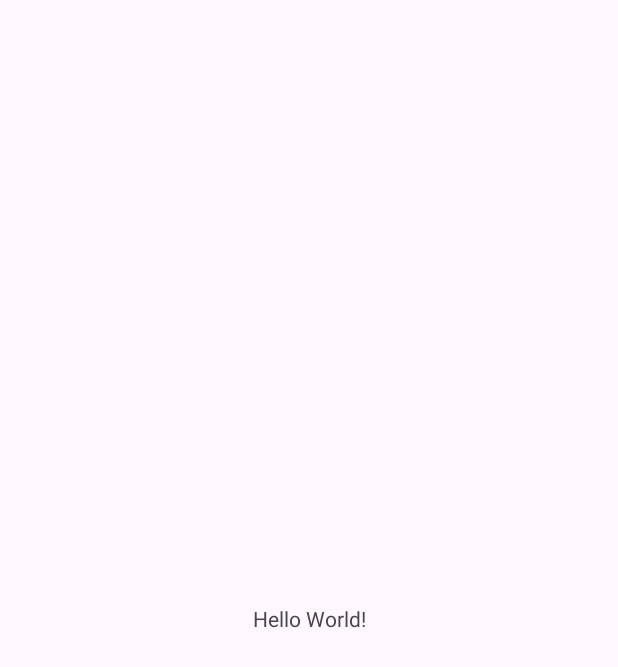
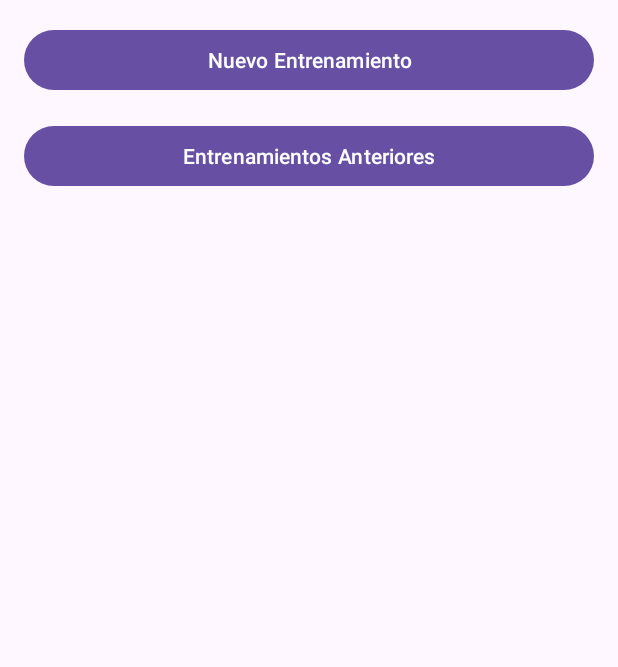
Before and after one commit to BorjaRBEST/Practica3PMM, an Android app: the screen it shows after launch (MainActivity), on a phone screen of 412 x 824 dp. Before the commit the part shown is almost empty. Shown: the top 667 px of the screen. Run offline under Robolectric (Android 15) with nearby library versions, the phone set to English and light mode, and no system bars.

Commit message:
Cambios proyecto tarde 18/11

```diff
--- a/app/build.gradle.kts
+++ b/app/build.gradle.kts
@@ -4,12 +4,12 @@ plugins {
 
 android {
     namespace = "com.example.practica3pmm"
-    compileSdk = 33
+    compileSdk = 34
 
     defaultConfig {
         applicationId = "com.example.practica3pmm"
         minSdk = 28
-        targetSdk = 33
+        targetSdk = 34
         versionCode = 1
         versionName = "1.0"
 
--- a/app/src/main/java/com/example/practica3pmm/MainActivity.java
+++ b/app/src/main/java/com/example/practica3pmm/MainActivity.java
@@ -1,8 +1,10 @@
 package com.example.practica3pmm;
 
+import android.content.Intent;
+import android.os.Bundle;
 import androidx.appcompat.app.AppCompatActivity;
-
-import android.os.Bundle;
+import android.view.View;
+import android.widget.Button;
 
 public class MainActivity extends AppCompatActivity {
 
@@ -10,5 +12,25 @@ public class MainActivity extends AppCompatActivity {
     protected void onCreate(Bundle savedInstanceState) {
         super.onCreate(savedInstanceState);
         setContentView(R.layout.activity_main);
+
+        Button btnNuevoEntrenamiento = findViewById(R.id.btnNuevoEntrenamiento);
+        Button btnEntrenamientosAnteriores = findViewById(R.id.btnEntrenamientosAnteriores);
+
+        btnNuevoEntrenamiento.setOnClickListener(new View.OnClickListener() {
+            @Override
+            public void onClick(View view) {
+                Intent intent;
+                intent = new Intent(MainActivity.this, NuevoEntrenamientoActivity.class);
+                startActivity(intent);
+            }
+        });
+
+        btnEntrenamientosAnteriores.setOnClickListener(new View.OnClickListener() {
+            @Override
+            public void onClick(View view) {
+                Intent intent = new Intent(MainActivity.this, EntrenamientosAnterioresActivity.class);
+                startActivity(intent);
+            }
+        });
     }
 }
--- a/app/src/main/res/layout/activity_main.xml
+++ b/app/src/main/res/layout/activity_main.xml
@@ -1,18 +1,21 @@
 <?xml version="1.0" encoding="utf-8"?>
-<androidx.constraintlayout.widget.ConstraintLayout xmlns:android="http://schemas.android.com/apk/res/android"
-    xmlns:app="http://schemas.android.com/apk/res-auto"
-    xmlns:tools="http://schemas.android.com/tools"
+<RelativeLayout xmlns:android="http://schemas.android.com/apk/res/android"
     android:layout_width="match_parent"
     android:layout_height="match_parent"
-    tools:context=".MainActivity">
+    android:padding="16dp">
 
-    <TextView
-        android:layout_width="wrap_content"
+    <Button
+        android:id="@+id/btnNuevoEntrenamiento"
+        android:layout_width="match_parent"
         android:layout_height="wrap_content"
-        android:text="Hello World!"
-        app:layout_constraintBottom_toBottomOf="parent"
-        app:layout_constraintEnd_toEndOf="parent"
-        app:layout_constraintStart_toStartOf="parent"
-        app:layout_constraintTop_toTopOf="parent" />
+        android:text="Nuevo Entrenamiento"/>
 
-</androidx.constraintlayout.widget.ConstraintLayout>
+    <Button
+        android:id="@+id/btnEntrenamientosAnteriores"
+        android:layout_width="match_parent"
+        android:layout_height="wrap_content"
+        android:layout_below="@id/btnNuevoEntrenamiento"
+        android:layout_marginTop="16dp"
+        android:text="Entrenamientos Anteriores"/>
+
+</RelativeLayout>
```
Also changed, not shown: app/src/main/AndroidManifest.xml (+6 -1 lines), app/src/main/java/com/example/practica3pmm/Entrenamiento.java (added, +24 -0 lines), app/src/main/java/com/example/practica3pmm/EntrenamientosAdapter.java (added, +57 -0 lines), app/src/main/java/com/example/practica3pmm/EntrenamientosAnterioresActivity.java (added, +38 -0 lines), app/src/main/java/com/example/practica3pmm/NuevoEntrenamientoActivity.java (added, +47 -0 lines), app/src/main/java/com/example/practica3pmm/SplashActivity.java (added, +26 -0 lines), app/src/main/res/layout/activity_detalles_entrenamiento.xml (added, +9 -0 lines), app/src/main/res/layout/activity_entrenamientos_anteriores.xml (added, +11 -0 lines), app/src/main/res/layout/activity_item_entrenamiento.xml (added, +28 -0 lines), app/src/main/res/layout/activity_nuevo_entrenamiento.xml (added, +39 -0 lines), app/src/main/res/layout/activity_splash.xml (added, +9 -0 lines).
